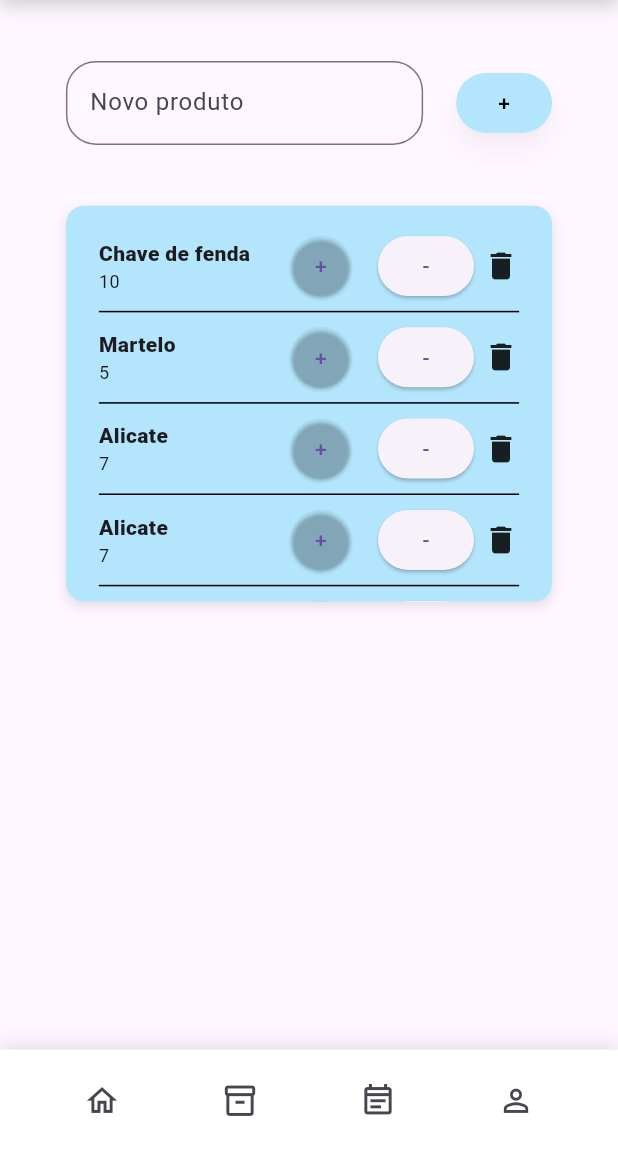
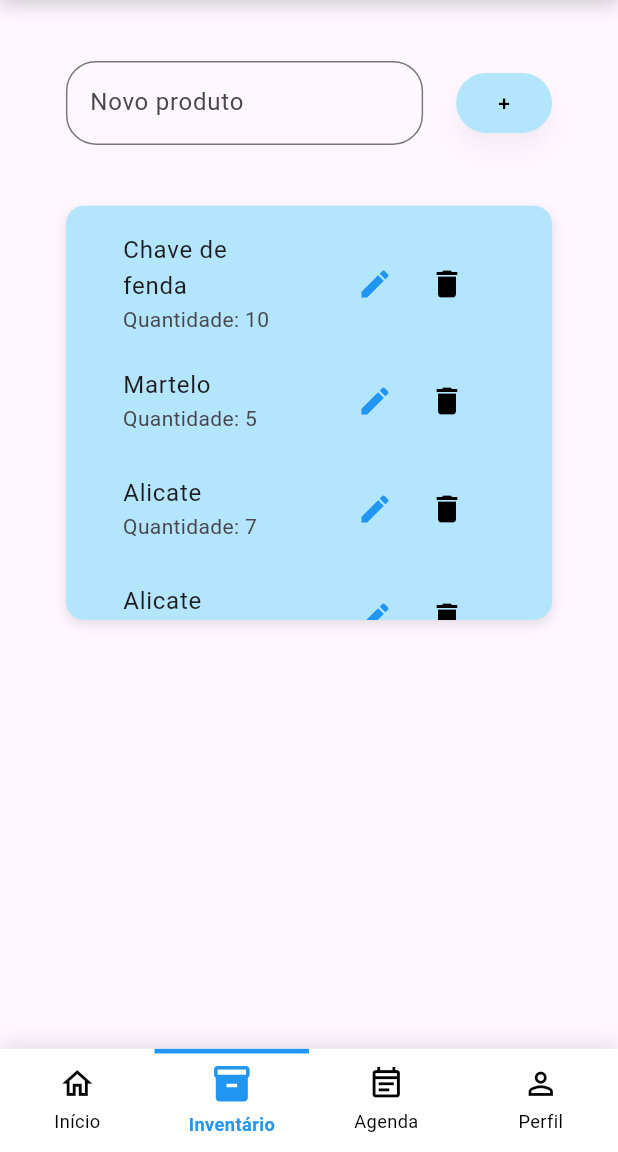
Before and after one commit to iShoockx/Projetos-3, a Flutter app: the InventarioScreen screen opened by its route, on a phone screen of 412 x 824 dp, the part 84-1236 px from its top. Run offline on Flutter 3.47's test engine with Material 3 defaults, Android fonts, the light colour scheme and no system bars; our stand-ins replace cloud_firestore, flutter_screenutil; accounts and stored records are empty.

Commit message:
Commit 4

```diff
--- a/Projeto/projetos_3/lib/screens/agenda_screen.dart
+++ b/Projeto/projetos_3/lib/screens/agenda_screen.dart
@@ -38,7 +38,7 @@ class _AgendaScreenState extends State<AgendaScreen> {
         ),
       ),
 
-      bottomNavigationBar: Navbar(),
+      bottomNavigationBar: const Navbar(currentRoute: "/agenda"),
     );
   }
 }
--- a/Projeto/projetos_3/lib/screens/andamento_screen.dart
+++ b/Projeto/projetos_3/lib/screens/andamento_screen.dart
@@ -36,7 +36,7 @@ class AndamentoScreen extends StatelessWidget {
         ],
       ),
 
-      bottomNavigationBar: Navbar(),
+      bottomNavigationBar: const Navbar(currentRoute: "/andamento"),
     );
   }
 }
--- a/Projeto/projetos_3/lib/screens/home_screen.dart
+++ b/Projeto/projetos_3/lib/screens/home_screen.dart
@@ -20,7 +20,7 @@ class _HomeScreenState extends State<HomeScreen> {
         child: Text('Home Screen', style: TextStyle(fontSize: 50.sp)),
       ),
 
-      bottomNavigationBar: Navbar(),
+      bottomNavigationBar: const Navbar(currentRoute: "/home"),
     );
   }
 }
--- a/Projeto/projetos_3/lib/screens/inventario_screen.dart
+++ b/Projeto/projetos_3/lib/screens/inventario_screen.dart
@@ -59,7 +59,7 @@ class _InventarioScreenState extends State<InventarioScreen> {
                 ElevatedButton(
                   onPressed: () {
                     if (_controller.text.isNotEmpty) {
-                      setState(() {
+                      setState(() { // padrao para adicionar itens a lista
                         produtos.add(
                           Produto(
                             id: DateTime.now().toString(),
@@ -67,7 +67,7 @@ class _InventarioScreenState extends State<InventarioScreen> {
                             quantidade: 1,
                           ),
                         );
-                        _controller.clear();
+                        _controller.clear(); // limpa o campo após adicionar
                       });
                     }
                   },
@@ -89,7 +89,7 @@ class _InventarioScreenState extends State<InventarioScreen> {
 
             // Lista de produtos
             SizedBox(
-              height: 65.h * 4, // altura de 5 itens
+              height: 68.h * 4, // altura de 5 itens
               child: Container(
                 decoration: BoxDecoration(
                   color: Colors.lightBlue.shade100,
@@ -115,7 +115,7 @@ class _InventarioScreenState extends State<InventarioScreen> {
         ),
       ),
 
-      bottomNavigationBar: Navbar(),
+      bottomNavigationBar: const Navbar(currentRoute: "/inventario"),
     );
   }
 }
--- a/Projeto/projetos_3/lib/widgets/Inventario_itens.dart
+++ b/Projeto/projetos_3/lib/widgets/Inventario_itens.dart
@@ -2,76 +2,82 @@ import 'package:flutter/material.dart';
 import 'package:flutter_screenutil/flutter_screenutil.dart';
 import 'package:projetos_3/models/produto.dart';
 
-class InventarioItens extends StatefulWidget {
+class InventarioItens extends StatelessWidget {
   final Produto produto;
 
-  const InventarioItens({super.key, required this.produto});
-
-  @override
-  State<InventarioItens> createState() => _InventarioItensState();
-}
-
-class _InventarioItensState extends State<InventarioItens> {
-  late int quantidade;
-
-  @override
-  void initState() {
-    super.initState();
-    quantidade = widget.produto.quantidade; // inicia com a quantidade do produto
-  }
+  const InventarioItens({
+    Key? key,
+    required this.produto,
+  }) : super(key: key);
 
   @override
   Widget build(BuildContext context) {
-    return Container(
-      height: 60.h,
-      decoration: const BoxDecoration(
-        border: Border(bottom: BorderSide(color: Colors.black, width: 1.0)),
+    return ListTile(
+      title: Text(produto.nome),
+      subtitle: Text('Quantidade: ${produto.quantidade}'),
+      trailing: Padding(
+        padding: const EdgeInsets.only(left: 16.0), // espaçamento à direita),
+        child: Row(
+
+          mainAxisSize: MainAxisSize.min, // evita ocupar todo o espaço
+          children: [
+            IconButton(
+              icon: Icon(Icons.edit, color: Colors.blue),
+              onPressed: () {
+                // Ação para editar o item
+                TextEditingController controller =
+                    TextEditingController(text: produto.nome);
+                TextEditingController quantityController =
+                    TextEditingController(text: produto.quantidade.toString());
+
+                showDialog(
+                  context: context,
+                  builder: (context) {
+                    return AlertDialog(
+                      title: Text('Editar Produto'),
+                      content: Column(
+                        mainAxisSize: MainAxisSize.min,
+                        children: [
+                          TextField(
+                            controller: controller,
+                            decoration:
+                                InputDecoration(labelText: 'Nome do Produto'),
                           ),
-      child: Row(
-        mainAxisAlignment: MainAxisAlignment.spaceBetween,
-        crossAxisAlignment: CrossAxisAlignment.center,
-        children: [
-          SizedBox(
-            width: 100.w,
-            child: Column(
-              mainAxisSize: MainAxisSize.min,
-              crossAxisAlignment: CrossAxisAlignment.start,
-              children: [
-                Text(widget.produto.nome,
-                    style: const TextStyle(fontWeight: FontWeight.w800)),
-                Text(quantidade.toString(),
-                    style: const TextStyle(fontSize: 12)),
+                          TextField(
+                            controller: quantityController,
+                            decoration: InputDecoration(labelText: 'Quantidade'),
+                            keyboardType: TextInputType.number,
+                          ),
                         ],
                       ),
+                      actions: [
+                        TextButton(
+                          onPressed: () {
+                            // Ação para salvar as alterações
+                            // Aqui você pode atualizar os valores do produto
+                            Navigator.of(context).pop();
+                          },
+                          child: Text('Salvar'),
                         ),
-
-          // Botão de +
-          ElevatedButton(
+                      ],
+                    );
+                  },
+                );
+              },
+            ),
+            IconButton(
+              icon: Icon(Icons.delete, color: Colors.black),
               onPressed: () {
-              setState(() {
-                quantidade++;
-              });
+                // Ação para remover o item
+                ScaffoldMessenger.of(context).showSnackBar(
+                  SnackBar(
+                    content: Text('${produto.nome} removido do inventário'),
+                  ),
+                );
               },
-            style: ElevatedButton.styleFrom(
-              shape: const CircleBorder(),
-              padding: EdgeInsets.all(8.w),
-              backgroundColor:Colors.transparent,
             ),
-            child: const Text('+'),
+          ],
         ),
-
-          // Botão de -
-          ElevatedButton(
-            onPressed: () {
-              setState(() {
-                if (quantidade > 0) quantidade--;
-              });
-            },
-            child: const Text('-'),
-          ),
-
-          const Icon(Icons.delete),
-        ],
       ),
     );
   }
--- a/Projeto/projetos_3/lib/widgets/navbar.dart
+++ b/Projeto/projetos_3/lib/widgets/navbar.dart
@@ -2,55 +2,94 @@ import 'package:flutter/material.dart';
 import 'package:flutter_screenutil/flutter_screenutil.dart';
 
 class Navbar extends StatelessWidget {
-  /*
-    Essa classe define a appbar inferior do aplicativo para deixar o desing igual para todas as páginas e reciclar linhas de códigos idênticas, facilitando a reparação de erros futuros
-    */
+  final String currentRoute;
 
-  const Navbar({super.key});
+  const Navbar({super.key, required this.currentRoute});
 
   @override
   Widget build(BuildContext context) {
     return SafeArea(
       child: Container(
-        padding: EdgeInsets.symmetric(vertical: 10.h),
+        padding: EdgeInsets.only(bottom: 10.h),
         decoration: BoxDecoration(
           color: Colors.white,
           boxShadow: [
             BoxShadow(
               color: Colors.black.withOpacity(0.1),
               blurRadius: 10,
-              offset: Offset(0, -4), // sombra para cima
+              offset: const Offset(0, -4),
             ),
           ],
         ),
         child: Row(
           mainAxisAlignment: MainAxisAlignment.spaceEvenly,
+          children: [
+            _buildNavItem(context,
+                icon: Icons.home_outlined,
+                activeIcon: Icons.home,
+                route: '/home',
+                label: "Início"),
+            _buildNavItem(context,
+                icon: Icons.inventory_2_outlined,
+                activeIcon: Icons.inventory_2,
+                route: '/inventario',
+                label: "Inventário"),
+            _buildNavItem(context,
+                icon: Icons.event_note_outlined,
+                activeIcon: Icons.event_note,
+                route: '/agenda',
+                label: "Agenda"),
+            _buildNavItem(context,
+                icon: Icons.person_outline,
+                activeIcon: Icons.person,
+                route: '/andamento',
+                label: "Perfil"),
+          ],
+        ),
+      ),
+    );
+  }
 
+  Widget _buildNavItem(BuildContext context,
+      {required IconData icon,
+      required IconData activeIcon,
+      required String route,
+      required String label}) {
+    final bool isActive = currentRoute == route;
+
+    return Expanded(
+      child: GestureDetector(
+        onTap: () {
+          if (!isActive) {
+            Navigator.pushReplacementNamed(context, route);
+          }
+        },
+        child: Column(
+          mainAxisSize: MainAxisSize.min,
           children: [
-            IconButton(
-              icon: Icon(Icons.home_outlined, size: 24.sp),
-              onPressed: () {
-                Navigator.pushReplacementNamed(context, '/home');
-              },
+            // 🔹 Faixa preenchendo a borda superior
+            AnimatedContainer(
+              duration: const Duration(milliseconds: 300),
+              curve: Curves.easeInOut,
+              height: 3.h,
+              width: double.infinity,
+              color: isActive ? Colors.blue : Colors.transparent,
             ),
-            IconButton(
-              icon: Icon(Icons.inventory_2_outlined, size: 24.sp),
-              onPressed: () {
-                Navigator.pushReplacementNamed(context, '/inventario');
-              },
+            SizedBox(height: 6.h),
+            Icon(
+              isActive ? activeIcon : icon,
+              size: isActive ? 28.sp : 24.sp,
+              color: isActive ? Colors.blue : Colors.black,
             ),
-            IconButton(
-              icon: Icon(Icons.event_note_outlined, size: 24.sp),
-              onPressed: () {
-                Navigator.pushReplacementNamed(context, '/agenda');
-              },
-            ),
-            IconButton(
-              icon: Icon(Icons.person_outline, size: 24.sp),
-              onPressed: () {
-                Navigator.pushReplacementNamed(context, '/andamento');
-              },
-            ),
+            SizedBox(height: 4.h),
+            Text(
+              label,
+              style: TextStyle(
+                fontSize: 12.sp,
+                fontWeight: isActive ? FontWeight.bold : FontWeight.normal,
+                color: isActive ? Colors.blue : Colors.black,
+              ),
+            )
           ],
         ),
       ),
```
Also changed, not shown: Projeto/projetos_3/lib/models/usuario.dart (+61 -25 lines), Projeto/projetos_3/lib/screens/login_screen.dart (+190 -109 lines). Lines whose indentation alone changed are shown as unchanged.
